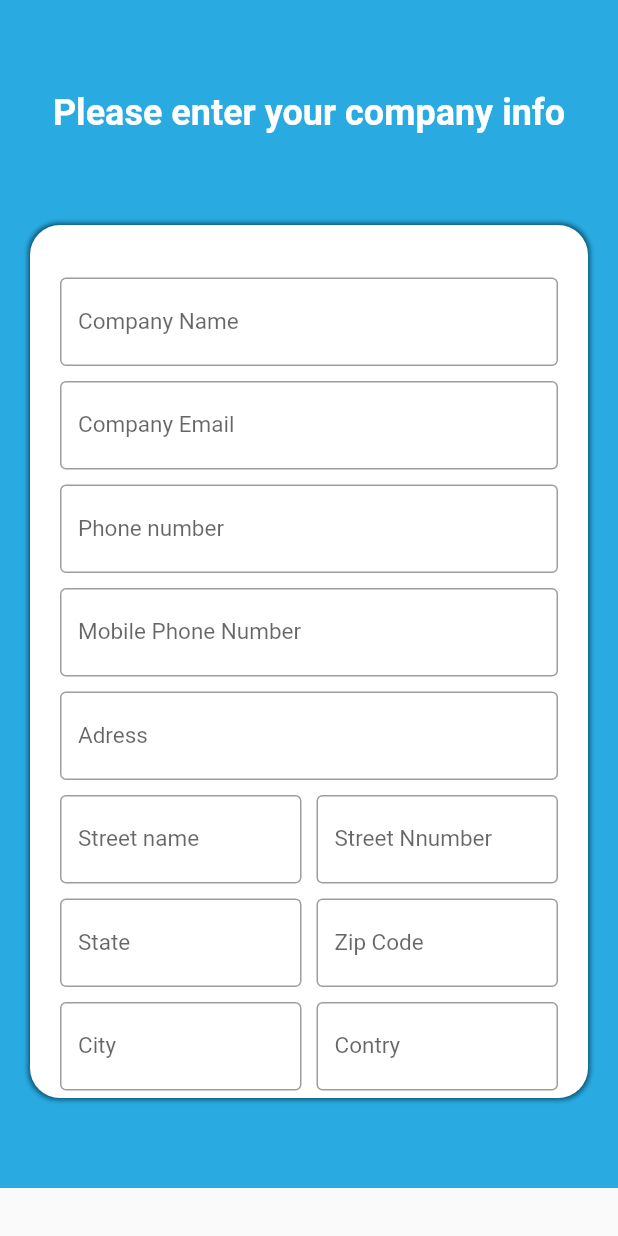
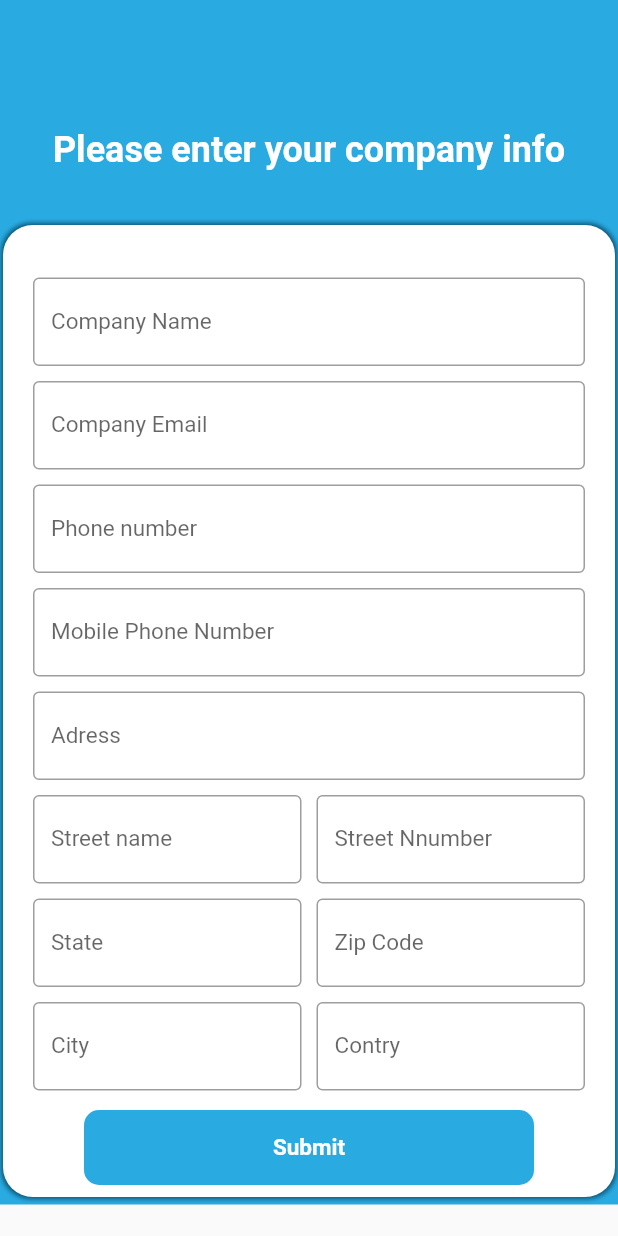
Before and after one commit to ayment64/llll, a Flutter app: the ProfileEditingPage screen opened directly, on a phone screen of 412 x 824 dp. Run offline on Flutter 3.47's test engine with Material 2 defaults, Android fonts, the phone set to English and light mode, and no system bars; our stand-ins replace bloc, dartz, data_connection_checker, equatable, firebase_messaging, flutter_bloc and 1 more; missing offline and left inert: device_id, loading; accounts and stored records are empty; Roboto replaces fonts that are missing (SFUIDisplay); project files that could hold a hidden picture were left out.

Commit message:
Profile editing

```diff
--- /dev/null
+++ b/lib/Features/Profile_submitting/Data/DataSource/Profile_remote_data_source.dart
@@ -0,0 +1,6 @@
+abstract class ProfileRemaoteDataSourse  {
+  ///calls the http://dev.aroundorder.com/api/user/editProfil
+  ///
+  ///throws[ServerExeptions]for all error codes.
+  Future<String> profileEdite(String username, String password);
+}
--- /dev/null
+++ b/lib/Features/Profile_submitting/Domain/Repositories/Profile_repository.dart
@@ -0,0 +1,9 @@
+import 'package:dartz/dartz.dart';
+import 'package:llll/Core/Error/Failure.dart';
+import 'package:llll/Features/Profile_submitting/Domain/UseCaces/Profile_editing.dart';
+
+abstract class ProfileRepository {
+  Future<Either<Failure,String>> profileEdite(ProfileParams params);
+
+
+}
--- /dev/null
+++ b/lib/Features/Profile_submitting/Domain/UseCaces/Profile_editing.dart
@@ -0,0 +1,19 @@
+import 'package:dartz/dartz.dart';
+import 'package:llll/Core/Error/Failure.dart';
+import 'package:llll/Core/Usecases/Usecases.dart';
+import 'package:llll/Features/Profile_submitting/Domain/Repositories/Profile_repository.dart';
+
+class ProfileEditing implements Usescases<String, ProfileParams> {
+  final ProfileRepository userRepository;
+
+  ProfileEditing(this.userRepository);
+
+  @override
+  Future<Either<Failure, String>> call(ProfileParams params) async {
+    return await userRepository.profileEdite(params);
+  }
+
+}
+
+class ProfileParams {
+}
--- a/lib/Features/Profile_submitting/Presentation/Pages/Profile_editing.dart
+++ b/lib/Features/Profile_submitting/Presentation/Pages/Profile_editing.dart
@@ -10,14 +10,17 @@ class ProfileEditing extends StatelessWidget {
       child: Stack(
         children: <Widget>[
           Container(
-            height: 150,
+            height: 200,
+            child: Padding(
+              padding: const EdgeInsets.all(15.0),
               child: Center(
                 child: Text(
                   "Please enter your company info",
                   style: TextStyle(
                       color: colorwhite,
                       fontWeight: FontWeight.bold,
-                  fontSize: 24
+                      fontSize: 24,
+                      textBaseline: TextBaseline.ideographic),
                 ),
               ),
             ),
--- a/lib/Features/Profile_submitting/Presentation/Widgets/Company_info.dart
+++ b/lib/Features/Profile_submitting/Presentation/Widgets/Company_info.dart
@@ -15,7 +15,7 @@ class _CompanyInfoState extends State<CompanyInfo> {
   Widget build(BuildContext context) {
     return Container(
         width: MediaQuery.of(context).size.width,
-        margin: EdgeInsets.fromLTRB(20, 150, 20, 60),
+        margin: EdgeInsets.fromLTRB(2, 150, 2, 5),
         decoration: BoxDecoration(boxShadow: [
           BoxShadow(
             color: colordarkblue,
@@ -345,7 +345,28 @@ class _CompanyInfoState extends State<CompanyInfo> {
                     ],
                   )),
                 ],
-              )
+              ),
+              Padding(
+                padding: const EdgeInsets.all(8.0),
+                child: MaterialButton(
+                  onPressed: () {}, //since this is only a UI app
+                  child: Text(
+                    'Submit',
+                    style: TextStyle(
+                      fontSize: 15,
+                      fontFamily: 'SFUIDisplay',
+                      fontWeight: FontWeight.bold,
+                    ),
+                  ),
+                  color: colorlightblue,
+                  elevation: 0,
+                  minWidth: 300,
+                  height: 50,
+                  textColor: Colors.white,
+                  shape: RoundedRectangleBorder(
+                      borderRadius: BorderRadius.circular(10)),
+                ),
+              ),
             ],
           ),
         ));
--- a/lib/Features/Sign_in/Data/DataSource/User_remote_data_source.dart
+++ b/lib/Features/Sign_in/Data/DataSource/User_remote_data_source.dart
@@ -5,10 +5,9 @@ abstract class UserRemoteDataSource {
   ///
   ///throws[ServerExeptions]for all error codes.
   Future<String> login(String username, String password);
+
   ///calls the  http://dev.aroundorder.com/api/auth/register
   ///
   ///throws[ServerExeptions]for all error codes.
   Future<String> register(Paramsre params);
-
-
 }
```
Also changed, not shown: lib/Features/Profile_submitting/Data/Repositories/User_repository_impl.dart (added, +26 -0 lines). Lines whose indentation alone changed are shown as unchanged.
